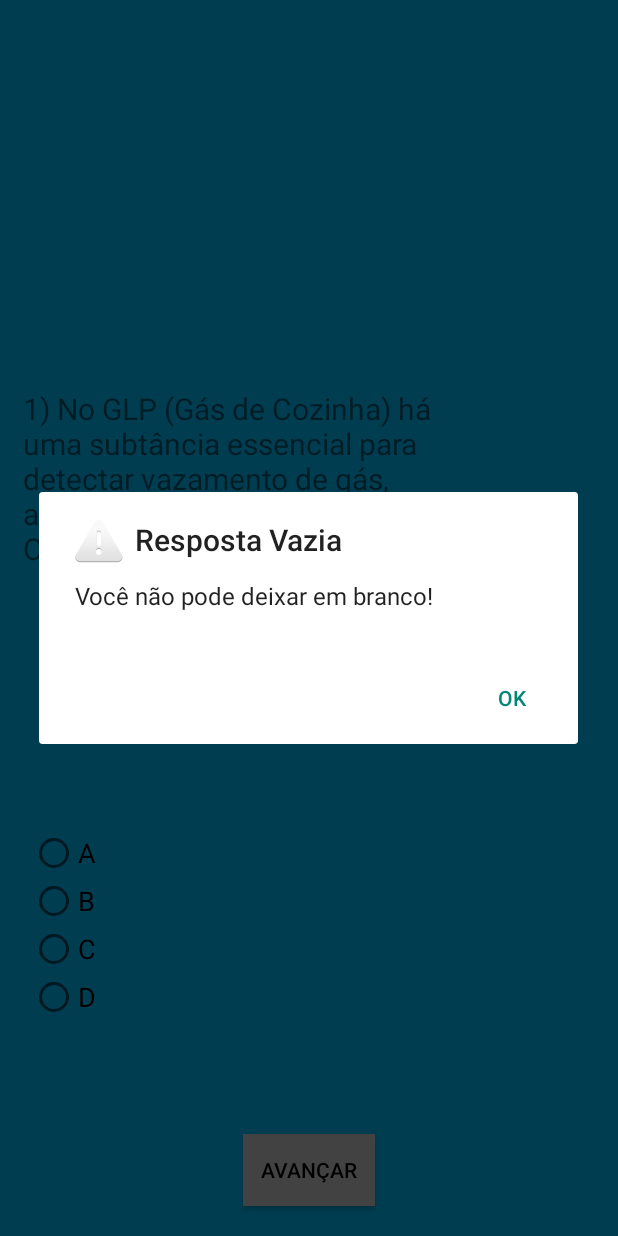
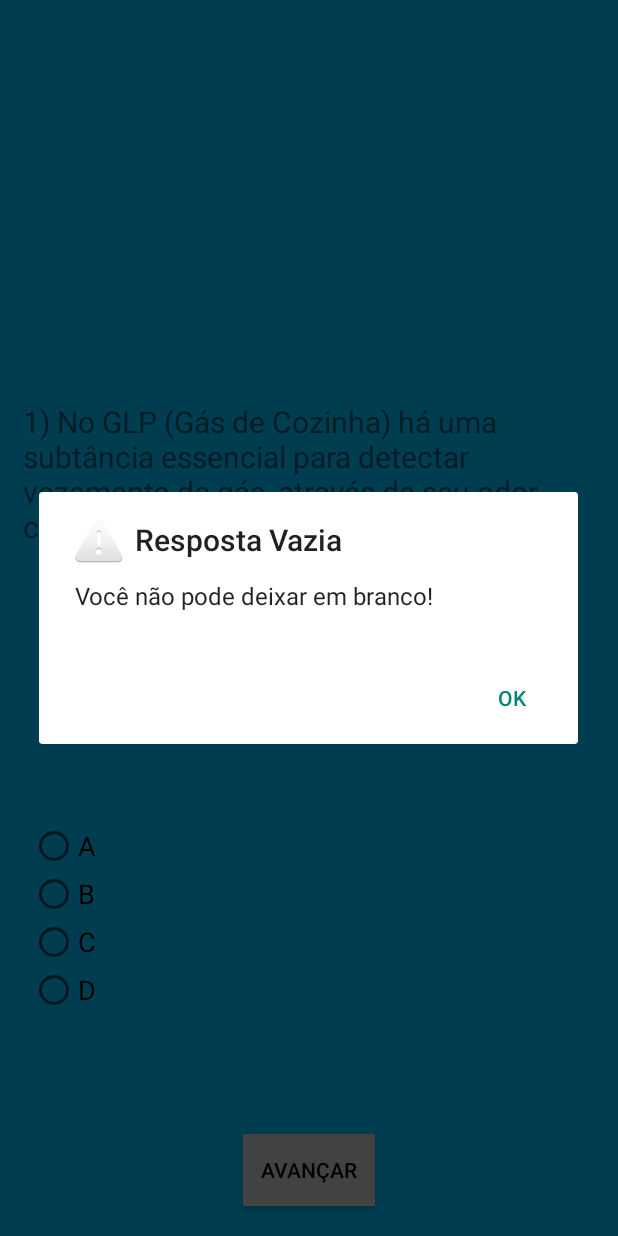
Before and after one commit to PedroCarl0s/QuizCiencias, an Android app: the TelaQuestoes screen opened directly, with no data from a screen before it, after a tap on "AVANÇAR", on a phone screen of 412 x 824 dp. Run offline under Robolectric (Android 15) with nearby library versions, the phone set to English and light mode, and no system bars; 11 statements that could not run were skipped.

Commit message:
bug fixed in selection of radio button

```diff
--- a/QuizdeCiencias/app/src/main/java/com/ciencias/quiz/pedrock/quizdeciencias/TelaQuestoes.java
+++ b/QuizdeCiencias/app/src/main/java/com/ciencias/quiz/pedrock/quizdeciencias/TelaQuestoes.java
@@ -3,17 +3,14 @@ package com.ciencias.quiz.pedrock.quizdeciencias;
 import android.content.DialogInterface;
 import android.database.Cursor;
 import android.database.sqlite.SQLiteDatabase;
-import android.os.Handler;
 import android.support.v7.app.AlertDialog;
 import android.support.v7.app.AppCompatActivity;
 import android.os.Bundle;
-import android.util.Log;
 import android.view.View;
 import android.widget.ImageView;
 import android.widget.RadioButton;
 import android.widget.RadioGroup;
 import android.widget.TextView;
-import android.widget.Toast;
 
 import com.ciencias.quiz.pedrock.quizdeciencias.helper.DbHelper;
 
@@ -25,7 +22,7 @@ public class TelaQuestoes extends AppCompatActivity {
 
     private Cursor cursor;
     private TextView questao;
-    private boolean respondeu;
+    private boolean respondeu = false;
 
     private RadioGroup rgLetras;
     private RadioButton letraA;
@@ -38,6 +35,13 @@ public class TelaQuestoes extends AppCompatActivity {
     protected void onCreate(Bundle savedInstanceState) {
         super.onCreate(savedInstanceState);
         setContentView(R.layout.activity_tela_questoes);
+
+        this.questao = (TextView) findViewById(R.id.lblEnunciado);
+        this.rgLetras = (RadioGroup) findViewById(R.id.rgLetras);
+        this.letraA = (RadioButton) findViewById(R.id.letraA);
+        this.letraB = (RadioButton) findViewById(R.id.letraB);
+        this.letraC = (RadioButton) findViewById(R.id.letraC);
+        this.letraD = (RadioButton) findViewById(R.id.letraD);
 
         // Obtendo a disciplina escolhida anteriormente
         Bundle dados = getIntent().getExtras();
@@ -76,12 +80,6 @@ public class TelaQuestoes extends AppCompatActivity {
         this.cursor = banco.rawQuery(sql, null);
         this.cursor.moveToFirst();
 
-        this.questao = (TextView) findViewById(R.id.lblEnunciado);
-        this.letraA = (RadioButton) findViewById(R.id.letraA);
-        this.letraB = (RadioButton) findViewById(R.id.letraB);
-        this.letraC = (RadioButton) findViewById(R.id.letraC);
-        this.letraD = (RadioButton) findViewById(R.id.letraD);
-        this.rgLetras = (RadioGroup) findViewById(R.id.rgLetras);
 
         // Modifica o enunciado e alternativas da questão
         alterarTexto(this.cursor);
@@ -125,11 +123,10 @@ public class TelaQuestoes extends AppCompatActivity {
 
 
     private List<String> respostasUsuario = new ArrayList<String>();
-    public boolean verificaRadioButton() {
 
-        this.rgLetras.setOnCheckedChangeListener(new RadioGroup.OnCheckedChangeListener() {
-            @Override
-            public void onCheckedChanged(RadioGroup group, int checkedId) {
+    public boolean verificaResposta() {
+
+        int checkedId = this.rgLetras.getCheckedRadioButtonId();
 
         if (checkedId == R.id.letraA) {
             respostasUsuario.add("a");
@@ -151,10 +148,6 @@ public class TelaQuestoes extends AppCompatActivity {
             respondeu = false;
         }
 
-
-
-            }
-        });
         return respondeu;
 
     }
@@ -162,8 +155,8 @@ public class TelaQuestoes extends AppCompatActivity {
 
     public void avancarQuestao(View view) {
 
-        if (verificaRadioButton()) {
 
+        if (verificaResposta()) {
 
             if (!this.cursor.isAfterLast()) {
                 this.rgLetras.clearCheck();
@@ -178,6 +171,7 @@ public class TelaQuestoes extends AppCompatActivity {
             dialog.setIcon(android.R.drawable.ic_dialog_alert);
             dialog.setCancelable(false);
 
+
             dialog.setPositiveButton("OK", new DialogInterface.OnClickListener() {
                 @Override
                 public void onClick(DialogInterface dialog, int which) {
@@ -187,6 +181,7 @@ public class TelaQuestoes extends AppCompatActivity {
 
             dialog.create();
             dialog.show();
+
         }
 
     }
@@ -202,6 +197,7 @@ public class TelaQuestoes extends AppCompatActivity {
     }
 
 
+
     private void alterarTexto(Cursor cursor) {
 
             this.questao.setText(cursor.getString(0) + ") " + cursor.getString(1));
--- a/QuizdeCiencias/app/src/main/res/layout/activity_tela_questoes.xml
+++ b/QuizdeCiencias/app/src/main/res/layout/activity_tela_questoes.xml
@@ -45,7 +45,7 @@
 
     <TextView
         android:id="@+id/lblEnunciado"
-        android:layout_width="310dp"
+        android:layout_width="0dp"
         android:layout_height="wrap_content"
         android:layout_marginStart="15dp"
         android:layout_marginLeft="15dp"
@@ -64,12 +64,14 @@
 
     <RadioGroup
         android:id="@+id/rgLetras"
-        android:layout_width="wrap_content"
+        android:layout_width="0dp"
         android:layout_height="wrap_content"
         android:layout_marginStart="20dp"
         android:layout_marginLeft="20dp"
 
         android:layout_marginTop="8dp"
+        android:layout_marginEnd="30dp"
+        android:layout_marginRight="30dp"
         android:layout_marginBottom="60dp"
         app:layout_constraintBottom_toBottomOf="parent"
         app:layout_constraintEnd_toEndOf="parent"
@@ -80,6 +82,8 @@
 
         <RadioButton
             android:id="@+id/letraA"
+            android:layout_width="wrap_content"
+            android:layout_height="wrap_content"
             android:layout_weight="1"
             android:checked="false"
             android:clickable="true"
@@ -93,6 +97,7 @@
             android:layout_width="wrap_content"
             android:layout_height="wrap_content"
             android:layout_weight="1"
+            android:checked="false"
             android:lineSpacingExtra="3sp"
             android:text="@string/b"
             android:textSize="18sp" />
```
Lines whose indentation alone changed are shown as unchanged.
